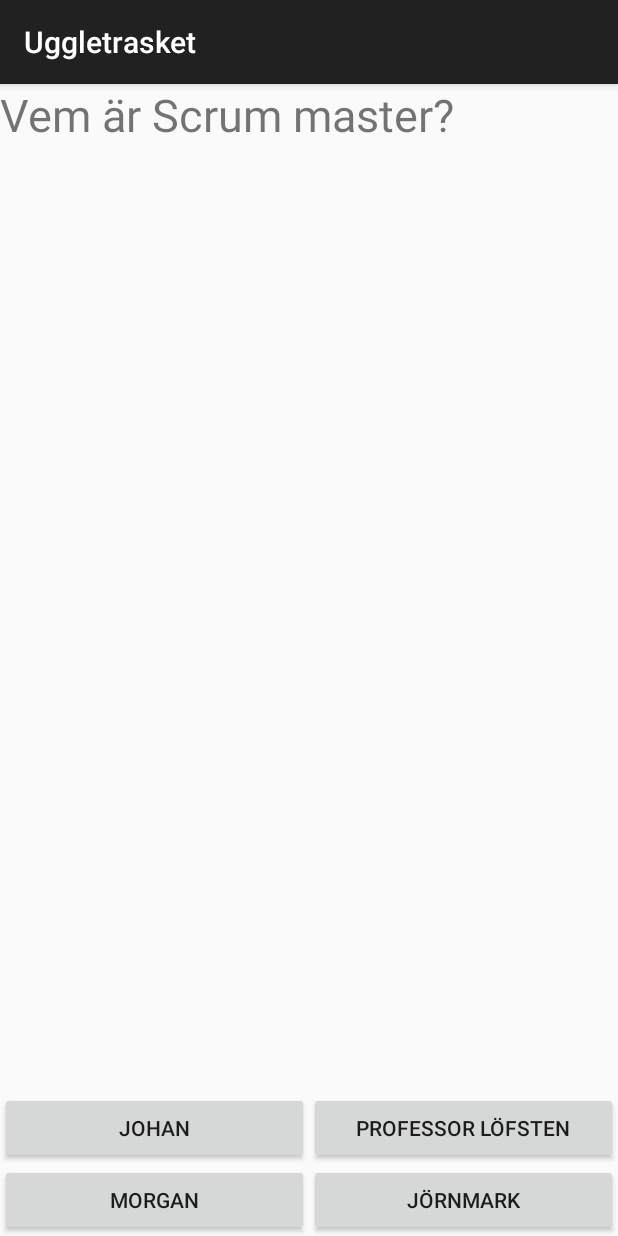
After one commit to Kalasklubben/Uggletrasket, an Android app: the QuestionActivity screen opened directly, with no data from a screen before it, on a phone screen of 412 x 824 dp. The commit adds this screen. Run offline under Robolectric (Android 15) with nearby library versions, the phone set to English and light mode, and no system bars.

Commit message:
David repushing previous push due to git problems

```diff
--- a/app/build.gradle
+++ b/app/build.gradle
@@ -22,4 +22,5 @@ android {
 dependencies {
     compile fileTree(dir: 'libs', include: ['*.jar'])
     compile 'com.android.support:appcompat-v7:21.0.3'
+
 }
--- a/app/src/main/AndroidManifest.xml
+++ b/app/src/main/AndroidManifest.xml
@@ -1,6 +1,9 @@
 <?xml version="1.0" encoding="utf-8"?>
 <manifest xmlns:android="http://schemas.android.com/apk/res/android"
     package="com.example.johan.uggletrasket" >
+
+    <uses-permission android:name="android.permission.INTERNET" />
+    <uses-permission android:name="android.permission.ACCESS_NETWORK_STATE" />
 
     <application
         android:allowBackup="true"
@@ -12,10 +15,12 @@
             android:label="@string/app_name" >
             <intent-filter>
                 <action android:name="android.intent.action.MAIN" />
-
                 <category android:name="android.intent.category.LAUNCHER" />
             </intent-filter>
         </activity>
+
+        <activity android:name=".QuestionActivity"
+                  android:label="@string/app_name" />
     </application>
 
 </manifest>
--- a/app/src/main/java/com/example/johan/uggletrasket/MainActivity.java
+++ b/app/src/main/java/com/example/johan/uggletrasket/MainActivity.java
@@ -1,17 +1,37 @@
 package com.example.johan.uggletrasket;
 
+import android.content.Intent;
 import android.support.v7.app.ActionBarActivity;
 import android.os.Bundle;
 import android.view.Menu;
 import android.view.MenuItem;
+import android.view.View;
+import android.widget.Button;
+import android.app.Activity;
 
 
 public class MainActivity extends ActionBarActivity {
+
+    //Declaring
+    private Button next;
 
     @Override
     protected void onCreate(Bundle savedInstanceState) {
         super.onCreate(savedInstanceState);
         setContentView(R.layout.activity_main);
+
+        //Connect ID to button
+        next = (Button) findViewById(R.id.nextButton);
+
+        //Listener for next button
+        View.OnClickListener list = new View.OnClickListener() {
+            @Override
+            public void onClick(View v) {
+                startActivity(new Intent(MainActivity.this, QuestionActivity.class));
+            }
+        };
+
+        next.setOnClickListener(list);
     }
 
 
--- /dev/null
+++ b/app/src/main/java/com/example/johan/uggletrasket/Question.java
@@ -0,0 +1,57 @@
+package com.example.johan.uggletrasket;
+
+/**
+ * Created by David on 27/04/2015.
+ */
+
+//Class representing a question
+public class Question {
+    private String ID;
+    private String question;
+    private String correctAnswer;
+    private String[] alternatives = new String[3];
+    private int numberOfAlts = 0;
+
+    //Constructor
+    public Question(){
+        ID = "ID" + System.currentTimeMillis();
+    }
+
+    public String getID(){
+        return ID;
+    }
+
+    public void setQuestion(String newQuest){
+        question = newQuest;
+    }
+
+    public String getQuestion(){
+        return question;
+    }
+
+    public void setAnswer(String answer){
+        correctAnswer = answer;
+    }
+
+    public String getAnswer(){
+        return correctAnswer;
+    }
+
+    public void addAlternative(String alt) throws Exception{
+        try {
+            alternatives[numberOfAlts] = alt;
+            numberOfAlts++;
+        }catch(ArrayIndexOutOfBoundsException E) {
+            throw new Exception("There is no room for more alternatives!");
+        }
+    }
+
+    public String[] getAlternatives(){
+        return alternatives;
+    }
+
+    public void removeAllAlternatives(){
+        alternatives = new String[3];
+        numberOfAlts = 0;
+    }
+}
--- /dev/null
+++ b/app/src/main/java/com/example/johan/uggletrasket/QuestionActivity.java
@@ -0,0 +1,107 @@
+package com.example.johan.uggletrasket;
+
+import android.app.AlertDialog;
+import android.content.DialogInterface;
+import android.content.Intent;
+import android.os.Bundle;
+import android.support.v7.app.ActionBarActivity;
+import android.view.View;
+import android.widget.Button;
+import android.widget.TextView;
+import android.app.Activity;
+
+/**
+ * Created by David on 27/04/2015.
+ */
+public class QuestionActivity extends ActionBarActivity{
+
+    //Declaring
+    private Button answerA, answerB, answerC, answerD;
+    private TextView questionView;
+    private Question question;
+    private int correctButtonID;
+
+    protected void onCreate(Bundle savedInstanceState) {
+        super.onCreate(savedInstanceState);
+        setContentView(R.layout.activity_question);
+
+        //Connect ID to buttons
+        answerA = (Button) findViewById(R.id.alternativeA);
+        answerB = (Button) findViewById(R.id.alternativeB);
+        answerC = (Button) findViewById(R.id.alternativeC);
+        answerD = (Button) findViewById(R.id.alternativeD);
+        questionView = (TextView) findViewById(R.id.question);
+
+        //Listener for buttons
+        View.OnClickListener list = new View.OnClickListener() {
+            @Override
+            public void onClick(View v) {
+                if(v.getId() == correctButtonID){
+                    //Correct answer
+                    showMessage("Correct!");
+                }else{
+                    //Wrong answer
+                    showMessage("Wrong!");
+                }
+            }
+        };
+
+        //Listener on buttons
+        answerA.setOnClickListener(list);
+        answerB.setOnClickListener(list);
+        answerC.setOnClickListener(list);
+        answerD.setOnClickListener(list);
+
+        //Create test question
+        createQuestion();
+
+        //Load question
+        loadQuestion();
+    }
+
+    //Method creating a question, for TEST PURPOSE ONLY
+    private void createQuestion() {
+        question = new Question();
+        question.setQuestion(getResources().getString(R.string.quest1));
+        question.setAnswer(getResources().getString(R.string.correct1));
+
+        try {
+            question.addAlternative(getResources().getString(R.string.alt1A));
+            question.addAlternative(getResources().getString(R.string.alt1B));
+            question.addAlternative(getResources().getString(R.string.alt1C));
+        }catch (Exception e) {
+            e.printStackTrace();
+        }
+    }
+
+    //Method to load question to private instance
+    private void loadQuestion() {
+        //this.question = ....
+        //
+        //Also set correctButton to the same ID as the button holding the right answer
+
+        //Static display, MUST be changed
+        questionView.setText(question.getQuestion());
+        answerA.setText(question.getAnswer());
+        correctButtonID = answerA.getId();
+        String[] alts = question.getAlternatives();
+        answerB.setText(alts[0]);
+        answerC.setText(alts[1]);
+        answerD.setText(alts[2]);
+
+    }
+
+    //Method for showing pop up, for the time being
+    private void showMessage(String message){
+        AlertDialog alertDialog = new AlertDialog.Builder(QuestionActivity.this).create();
+        alertDialog.setTitle("Uggletrasket!");
+        alertDialog.setMessage(message);
+        alertDialog.setButton(AlertDialog.BUTTON_NEUTRAL, "OK",
+                new DialogInterface.OnClickListener() {
+                    public void onClick(DialogInterface dialog, int which) {
+                        dialog.dismiss();
+                    }
+                });
+        alertDialog.show();
+    }
+}
--- a/app/src/main/res/layout/activity_main.xml
+++ b/app/src/main/res/layout/activity_main.xml
@@ -5,8 +5,21 @@
     android:paddingTop="@dimen/activity_vertical_margin"
     android:paddingBottom="@dimen/activity_vertical_margin" tools:context=".MainActivity">
 
-    <TextView android:text="Hello Daniel!"
+    <LinearLayout
+        android:layout_width="wrap_content"
+        android:layout_height="wrap_content"
+        android:orientation="vertical">
+
+    <TextView android:text="Hello Johan!"
         android:layout_width="wrap_content"
         android:layout_height="wrap_content" />
 
+    <Button
+        android:text="Next"
+        android:layout_width="wrap_content"
+        android:layout_height="wrap_content"
+        android:id="@+id/nextButton"/>
+
+    </LinearLayout>
+
 </RelativeLayout>
--- /dev/null
+++ b/app/src/main/res/layout/activity_question.xml
@@ -0,0 +1,57 @@
+<?xml version="1.0" encoding="utf-8"?>
+<LinearLayout xmlns:android="http://schemas.android.com/apk/res/android"
+    android:orientation="vertical" android:layout_width="match_parent"
+    android:layout_height="match_parent">
+
+    <TextView
+        android:text="Question..."
+        android:id="@+id/question"
+        android:textSize="30dp"
+        android:layout_width="fill_parent"
+        android:layout_height="fill_parent"
+        android:layout_weight="1"/>
+
+
+    <LinearLayout
+        android:layout_width="fill_parent"
+        android:layout_height="wrap_content"
+        android:orientation="horizontal">
+
+        <Button
+            android:text="A"
+            android:id="@+id/alternativeA"
+            android:layout_weight="1"
+            android:layout_width="0px"
+            android:layout_height="wrap_content" />
+
+        <Button
+            android:text="B"
+            android:id="@+id/alternativeB"
+            android:layout_weight="1"
+            android:layout_width="0px"
+            android:layout_height="wrap_content" />
+
+     </LinearLayout>
+
+    <LinearLayout
+        android:layout_width="fill_parent"
+        android:layout_height="wrap_content"
+        android:orientation="horizontal">
+
+        <Button
+            android:text="C"
+            android:id="@+id/alternativeC"
+            android:layout_weight="1"
+            android:layout_width="0px"
+            android:layout_height="wrap_content" />
+
+        <Button
+            android:text="D"
+            android:id="@+id/alternativeD"
+            android:layout_weight="1"
+            android:layout_width="0px"
+            android:layout_height="wrap_content" />
+
+    </LinearLayout>
+
+</LinearLayout>
--- a/app/src/main/res/values/strings.xml
+++ b/app/src/main/res/values/strings.xml
@@ -1,6 +1,12 @@
 <resources>
     <string name="app_name">Uggletrasket</string>
-
     <string name="hello_world">Hello world!</string>
     <string name="action_settings">Settings</string>
+
+    <string name="quest1">Vem är Scrum master?</string>
+    <string name="correct1">Johan</string>
+    <string name="alt1A">Professor Löfsten</string>
+    <string name="alt1B">Morgan</string>
+    <string name="alt1C">Jörnmark</string>
+
 </resources>
```
Also changed, not shown: 1 other file.
